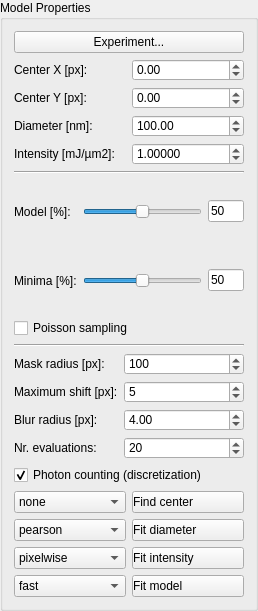
Qt form ui/modelProperties.ui (FXIhub/owl) before a commit.
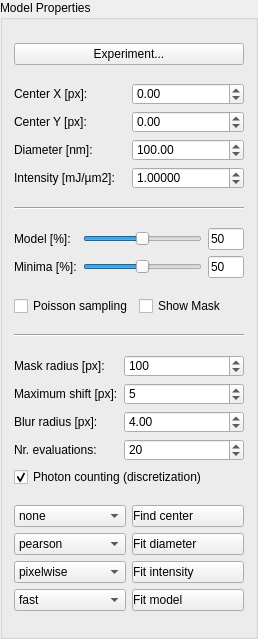
The same form after that commit.

Commit message: switch to show mask on poisson-sampled model

```diff
--- a/ui/modelProperties.ui
+++ b/ui/modelProperties.ui
@@ -7,7 +7,7 @@
     <x>0</x>
     <y>0</y>
     <width>258</width>
-    <height>611</height>
+    <height>639</height>
    </rect>
   </property>
   <property name="windowTitle">
@@ -19,7 +19,7 @@
   <property name="title">
    <string>Model Properties</string>
   </property>
-  <layout class="QGridLayout" name="gridLayout_5">
+  <layout class="QGridLayout" name="gridLayout_6">
    <item row="0" column="0">
     <widget class="QPushButton" name="experiment">
      <property name="styleSheet">
@@ -30,7 +30,220 @@
      </property>
     </widget>
    </item>
+   <item row="1" column="0">
+    <layout class="QGridLayout" name="gridLayout_2">
+     <item row="0" column="0">
+      <widget class="QLabel" name="centerXLabel">
+       <property name="text">
+        <string>Center X [px]:</string>
+       </property>
+      </widget>
+     </item>
+     <item row="0" column="1">
+      <widget class="QDoubleSpinBox" name="centerX">
+       <property name="minimum">
+        <double>-10000.000000000000000</double>
+       </property>
+       <property name="maximum">
+        <double>10000.000000000000000</double>
+       </property>
+      </widget>
+     </item>
+     <item row="1" column="0">
+      <widget class="QLabel" name="centerYLabel">
+       <property name="text">
+        <string>Center Y [px]:</string>
+       </property>
+      </widget>
+     </item>
+     <item row="1" column="1">
+      <widget class="QDoubleSpinBox" name="centerY">
+       <property name="minimum">
+        <double>-10000.000000000000000</double>
+       </property>
+       <property name="maximum">
+        <double>10000.000000000000000</double>
+       </property>
+      </widget>
+     </item>
+     <item row="2" column="0">
+      <widget class="QLabel" name="diameterLabel">
+       <property name="text">
+        <string>Diameter [nm]:</string>
+       </property>
+      </widget>
+     </item>
+     <item row="2" column="1">
+      <widget class="QDoubleSpinBox" name="diameter">
+       <property name="maximum">
+        <double>10000.000000000000000</double>
+       </property>
+       <property name="singleStep">
+        <double>5.000000000000000</double>
+       </property>
+       <property name="value">
+        <double>100.000000000000000</double>
+       </property>
+      </widget>
+     </item>
+     <item row="3" column="0">
+      <widget class="QLabel" name="intensityLabel">
+       <property name="text">
+        <string>Intensity [mJ/µm2]:</string>
+       </property>
+      </widget>
+     </item>
+     <item row="3" column="1">
+      <widget class="QDoubleSpinBox" name="intensity">
+       <property name="decimals">
+        <number>5</number>
+       </property>
+       <property name="maximum">
+        <double>100.000000000000000</double>
+       </property>
+       <property name="singleStep">
+        <double>0.100000000000000</double>
+       </property>
+       <property name="value">
+        <double>1.000000000000000</double>
+       </property>
+      </widget>
+     </item>
+    </layout>
+   </item>
+   <item row="2" column="0">
+    <widget class="Line" name="line">
+     <property name="orientation">
+      <enum>Qt::Horizontal</enum>
+     </property>
+    </widget>
+   </item>
+   <item row="3" column="0">
+    <layout class="QGridLayout" name="gridLayout_4">
+     <item row="0" column="0">
+      <widget class="QLabel" name="visibilityLabel">
+       <property name="text">
+        <string>Model [%]:</string>
+       </property>
+      </widget>
+     </item>
+     <item row="0" column="1">
+      <widget class="QSlider" name="visibilitySlider">
+       <property name="sizePolicy">
+        <sizepolicy hsizetype="Expanding" vsizetype="Fixed">
+         <horstretch>10</horstretch>
+         <verstretch>0</verstretch>
+        </sizepolicy>
+       </property>
+       <property name="minimum">
+        <number>0</number>
+       </property>
+       <property name="maximum">
+        <number>100</number>
+       </property>
+       <property name="value">
+        <number>50</number>
+       </property>
+       <property name="orientation">
+        <enum>Qt::Horizontal</enum>
+       </property>
+      </widget>
+     </item>
+     <item row="0" column="2">
+      <widget class="QLineEdit" name="visibilityEdit">
+       <property name="sizePolicy">
+        <sizepolicy hsizetype="Expanding" vsizetype="Fixed">
+         <horstretch>3</horstretch>
+         <verstretch>0</verstretch>
+        </sizepolicy>
+       </property>
+       <property name="text">
+        <string>50</string>
+       </property>
+       <property name="maxLength">
+        <number>200</number>
+       </property>
+      </widget>
+     </item>
+     <item row="1" column="0">
+      <widget class="QLabel" name="minimaLabel">
+       <property name="text">
+        <string>Minima [%]:</string>
+       </property>
+      </widget>
+     </item>
+     <item row="1" column="1">
+      <widget class="QSlider" name="minimaSlider">
+       <property name="sizePolicy">
+        <sizepolicy hsizetype="Expanding" vsizetype="Fixed">
+         <horstretch>10</horstretch>
+         <verstretch>0</verstretch>
+        </sizepolicy>
+       </property>
+       <property name="minimum">
+        <number>0</number>
+       </property>
+       <property name="maximum">
+        <number>100</number>
+       </property>
+       <property name="value">
+        <number>50</number>
+       </property>
+       <property name="orientation">
+        <enum>Qt::Horizontal</enum>
+       </property>
+      </widget>
+     </item>
+     <item row="1" column="2">
+      <widget class="QLineEdit" name="minimaEdit">
+       <property name="sizePolicy">
+        <sizepolicy hsizetype="Expanding" vsizetype="Fixed">
+         <horstretch>3</horstretch>
+         <verstretch>0</verstretch>
+        </sizepolicy>
+       </property>
+       <property name="maximumSize">
+        <size>
+         <width>16777215</width>
+         <height>16777215</height>
+        </size>
+       </property>
+       <property name="text">
+        <string>50</string>
+       </property>
+       <property name="maxLength">
+        <number>3000</number>
+       </property>
+      </widget>
+     </item>
+    </layout>
+   </item>
+   <item row="4" column="0">
+    <layout class="QGridLayout" name="gridLayout_5">
+     <item row="0" column="0">
+      <widget class="QCheckBox" name="showModelPoisson">
+       <property name="text">
+        <string>Poisson sampling</string>
+       </property>
+      </widget>
+     </item>
+     <item row="0" column="1">
+      <widget class="QCheckBox" name="showModelMask">
+       <property name="text">
+        <string>Show Mask</string>
+       </property>
+      </widget>
+     </item>
+    </layout>
+   </item>
    <item row="5" column="0">
+    <widget class="Line" name="line_2">
+     <property name="orientation">
+      <enum>Qt::Horizontal</enum>
+     </property>
+    </widget>
+   </item>
+   <item row="6" column="0">
     <layout class="QGridLayout" name="gridLayout_3">
      <item row="2" column="0">
       <widget class="QLabel" name="label_7">
@@ -115,7 +328,7 @@
      </item>
     </layout>
    </item>
-   <item row="6" column="0">
+   <item row="7" column="0">
     <layout class="QGridLayout" name="gridLayout">
      <item row="0" column="0">
       <widget class="QComboBox" name="findCenterMethod">
@@ -238,208 +451,6 @@
      </item>
     </layout>
    </item>
-   <item row="1" column="0">
-    <layout class="QGridLayout" name="gridLayout_2">
-     <item row="0" column="0">
-      <widget class="QLabel" name="centerXLabel">
-       <property name="text">
-        <string>Center X [px]:</string>
-       </property>
-      </widget>
-     </item>
-     <item row="0" column="1">
-      <widget class="QDoubleSpinBox" name="centerX">
-       <property name="minimum">
-        <double>-10000.000000000000000</double>
-       </property>
-       <property name="maximum">
-        <double>10000.000000000000000</double>
-       </property>
-      </widget>
-     </item>
-     <item row="1" column="0">
-      <widget class="QLabel" name="centerYLabel">
-       <property name="text">
-        <string>Center Y [px]:</string>
-       </property>
-      </widget>
-     </item>
-     <item row="1" column="1">
-      <widget class="QDoubleSpinBox" name="centerY">
-       <property name="minimum">
-        <double>-10000.000000000000000</double>
-       </property>
-       <property name="maximum">
-        <double>10000.000000000000000</double>
-       </property>
-      </widget>
-     </item>
-     <item row="2" column="0">
-      <widget class="QLabel" name="diameterLabel">
-       <property name="text">
-        <string>Diameter [nm]:</string>
-       </property>
-      </widget>
-     </item>
-     <item row="2" column="1">
-      <widget class="QDoubleSpinBox" name="diameter">
-       <property name="maximum">
-        <double>10000.000000000000000</double>
-       </property>
-       <property name="singleStep">
-        <double>5.000000000000000</double>
-       </property>
-       <property name="value">
-        <double>100.000000000000000</double>
-       </property>
-      </widget>
-     </item>
-     <item row="3" column="0">
-      <widget class="QLabel" name="intensityLabel">
-       <property name="text">
-        <string>Intensity [mJ/µm2]:</string>
-       </property>
-      </widget>
-     </item>
-     <item row="3" column="1">
-      <widget class="QDoubleSpinBox" name="intensity">
-       <property name="decimals">
-        <number>5</number>
-       </property>
-       <property name="maximum">
-        <double>100.000000000000000</double>
-       </property>
-       <property name="singleStep">
-        <double>0.100000000000000</double>
-       </property>
-       <property name="value">
-        <double>1.000000000000000</double>
-       </property>
-      </widget>
-     </item>
-    </layout>
-   </item>
-   <item row="3" column="0">
-    <layout class="QGridLayout" name="gridLayout_4">
-     <item row="3" column="2" rowspan="2">
-      <widget class="QSlider" name="minimaSlider">
-       <property name="sizePolicy">
-        <sizepolicy hsizetype="Expanding" vsizetype="Fixed">
-         <horstretch>10</horstretch>
-         <verstretch>0</verstretch>
-        </sizepolicy>
-       </property>
-       <property name="minimum">
-        <number>0</number>
-       </property>
-       <property name="maximum">
-        <number>100</number>
-       </property>
-       <property name="value">
-        <number>50</number>
-       </property>
-       <property name="orientation">
-        <enum>Qt::Horizontal</enum>
-       </property>
-      </widget>
-     </item>
-     <item row="3" column="3" rowspan="2">
-      <widget class="QLineEdit" name="minimaEdit">
-       <property name="sizePolicy">
-        <sizepolicy hsizetype="Expanding" vsizetype="Fixed">
-         <horstretch>3</horstretch>
-         <verstretch>0</verstretch>
-        </sizepolicy>
-       </property>
-       <property name="maximumSize">
-        <size>
-         <width>16777215</width>
-         <height>16777215</height>
-        </size>
-       </property>
-       <property name="text">
-        <string>50</string>
-       </property>
-       <property name="maxLength">
-        <number>3000</number>
-       </property>
-      </widget>
-     </item>
-     <item row="3" column="0" rowspan="2" colspan="2">
-      <widget class="QLabel" name="minimaLabel">
-       <property name="text">
-        <string>Minima [%]:</string>
-       </property>
-      </widget>
-     </item>
-     <item row="1" column="3" rowspan="2">
-      <widget class="QLineEdit" name="visibilityEdit">
-       <property name="sizePolicy">
-        <sizepolicy hsizetype="Expanding" vsizetype="Fixed">
-         <horstretch>3</horstretch>
-         <verstretch>0</verstretch>
-        </sizepolicy>
-       </property>
-       <property name="text">
-        <string>50</string>
-       </property>
-       <property name="maxLength">
-        <number>200</number>
-       </property>
-      </widget>
-     </item>
-     <item row="1" column="2" rowspan="2">
-      <widget class="QSlider" name="visibilitySlider">
-       <property name="sizePolicy">
-        <sizepolicy hsizetype="Expanding" vsizetype="Fixed">
-         <horstretch>10</horstretch>
-         <verstretch>0</verstretch>
-        </sizepolicy>
-       </property>
-       <property name="minimum">
-        <number>0</number>
-       </property>
-       <property name="maximum">
-        <number>100</number>
-       </property>
-       <property name="value">
-        <number>50</number>
-       </property>
-       <property name="orientation">
-        <enum>Qt::Horizontal</enum>
-       </property>
-      </widget>
-     </item>
-     <item row="1" column="0" rowspan="2" colspan="2">
-      <widget class="QLabel" name="visibilityLabel">
-       <property name="text">
-        <string>Model [%]:</string>
-       </property>
-      </widget>
-     </item>
-     <item row="5" column="0" colspan="4">
-      <widget class="QCheckBox" name="showModelPoisson">
-       <property name="text">
-        <string>Poisson sampling</string>
-       </property>
-      </widget>
-     </item>
-    </layout>
-   </item>
-   <item row="2" column="0">
-    <widget class="Line" name="line">
-     <property name="orientation">
-      <enum>Qt::Horizontal</enum>
-     </property>
-    </widget>
-   </item>
-   <item row="4" column="0">
-    <widget class="Line" name="line_2">
-     <property name="orientation">
-      <enum>Qt::Horizontal</enum>
-     </property>
-    </widget>
-   </item>
   </layout>
  </widget>
  <resources/>
```
The commit also changes 3 other files.
